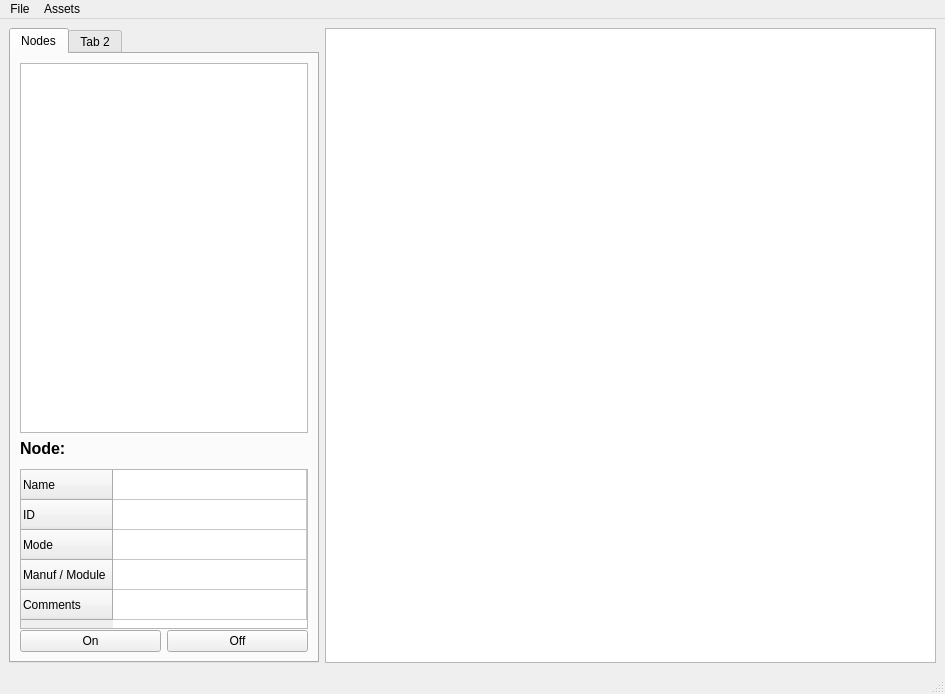
Before: the Qt Designer form mainwindow.ui in penguintutor/pyvlcb, drawn with Qt 5.
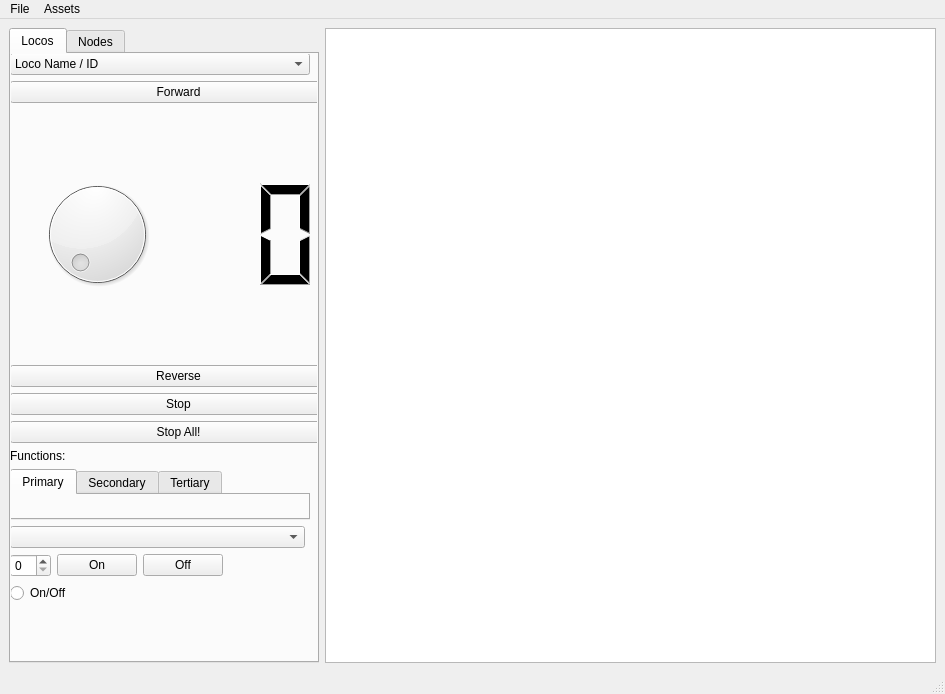
After: the same form once the commit is applied.

Diff of the .ui file:
```diff
--- a/mainwindow.ui
+++ b/mainwindow.ui
@@ -40,6 +40,256 @@
         <property name="currentIndex">
          <number>0</number>
         </property>
+        <widget class="QWidget" name="locoTab">
+         <attribute name="title">
+          <string>Locos</string>
+         </attribute>
+         <widget class="QWidget" name="verticalLayoutWidget">
+          <property name="geometry">
+           <rect>
+            <x>-1</x>
+            <y>-1</y>
+            <width>337</width>
+            <height>601</height>
+           </rect>
+          </property>
+          <layout class="QVBoxLayout" name="verticalLayout_2">
+           <item>
+            <widget class="QComboBox" name="locoComboBox">
+             <property name="sizePolicy">
+              <sizepolicy hsizetype="Fixed" vsizetype="Fixed">
+               <horstretch>0</horstretch>
+               <verstretch>0</verstretch>
+              </sizepolicy>
+             </property>
+             <property name="minimumSize">
+              <size>
+               <width>300</width>
+               <height>0</height>
+              </size>
+             </property>
+             <property name="maximumSize">
+              <size>
+               <width>290</width>
+               <height>16777215</height>
+              </size>
+             </property>
+             <item>
+              <property name="text">
+               <string>Loco Name / ID</string>
+              </property>
+             </item>
+            </widget>
+           </item>
+           <item>
+            <widget class="QPushButton" name="locoForwardButton">
+             <property name="text">
+              <string>Forward</string>
+             </property>
+            </widget>
+           </item>
+           <item>
+            <layout class="QHBoxLayout" name="horizontalLayout_2">
+             <item>
+              <widget class="QDial" name="locoDial">
+               <property name="minimumSize">
+                <size>
+                 <width>0</width>
+                 <height>250</height>
+                </size>
+               </property>
+               <property name="maximumSize">
+                <size>
+                 <width>120</width>
+                 <height>16777215</height>
+                </size>
+               </property>
+              </widget>
+             </item>
+             <item>
+              <widget class="QLCDNumber" name="locoSpeedLcd">
+               <property name="maximumSize">
+                <size>
+                 <width>130</width>
+                 <height>16777215</height>
+                </size>
+               </property>
+               <property name="lineWidth">
+                <number>0</number>
+               </property>
+               <property name="digitCount">
+                <number>2</number>
+               </property>
+              </widget>
+             </item>
+            </layout>
+           </item>
+           <item>
+            <widget class="QPushButton" name="locoReverseButton">
+             <property name="text">
+              <string>Reverse</string>
+             </property>
+            </widget>
+           </item>
+           <item>
+            <widget class="QPushButton" name="locoStopButton">
+             <property name="text">
+              <string>Stop</string>
+             </property>
+            </widget>
+           </item>
+           <item>
+            <widget class="QPushButton" name="locoStopAllButton">
+             <property name="text">
+              <string>Stop All!</string>
+             </property>
+            </widget>
+           </item>
+           <item>
+            <widget class="QLabel" name="label">
+             <property name="text">
+              <string>Functions:</string>
+             </property>
+            </widget>
+           </item>
+           <item>
+            <widget class="QTabWidget" name="locoFuncTab">
+             <property name="maximumSize">
+              <size>
+               <width>300</width>
+               <height>16777215</height>
+              </size>
+             </property>
+             <property name="currentIndex">
+              <number>0</number>
+             </property>
+             <widget class="QWidget" name="tab0">
+              <attribute name="title">
+               <string>Primary</string>
+              </attribute>
+             </widget>
+             <widget class="QWidget" name="tab1">
+              <attribute name="title">
+               <string>Secondary</string>
+              </attribute>
+             </widget>
+             <widget class="QWidget" name="tab2">
+              <attribute name="title">
+               <string>Tertiary</string>
+              </attribute>
+             </widget>
+            </widget>
+           </item>
+           <item>
+            <widget class="QComboBox" name="locoFuncCombo">
+             <property name="maximumSize">
+              <size>
+               <width>295</width>
+               <height>16777215</height>
+              </size>
+             </property>
+            </widget>
+           </item>
+           <item>
+            <layout class="QHBoxLayout" name="horizontalLayout_3">
+             <item>
+              <widget class="QSpinBox" name="locoFuncSpinBox">
+               <property name="minimumSize">
+                <size>
+                 <width>40</width>
+                 <height>0</height>
+                </size>
+               </property>
+               <property name="maximumSize">
+                <size>
+                 <width>70</width>
+                 <height>16777215</height>
+                </size>
+               </property>
+              </widget>
+             </item>
+             <item>
+              <widget class="QPushButton" name="locoFuncOnButton">
+               <property name="sizePolicy">
+                <sizepolicy hsizetype="Fixed" vsizetype="Fixed">
+                 <horstretch>0</horstretch>
+                 <verstretch>0</verstretch>
+                </sizepolicy>
+               </property>
+               <property name="minimumSize">
+                <size>
+                 <width>50</width>
+                 <height>0</height>
+                </size>
+               </property>
+               <property name="text">
+                <string>On</string>
+               </property>
+              </widget>
+             </item>
+             <item>
+              <widget class="QPushButton" name="locoFuncOffButton">
+               <property name="sizePolicy">
+                <sizepolicy hsizetype="Fixed" vsizetype="Fixed">
+                 <horstretch>0</horstretch>
+                 <verstretch>0</verstretch>
+                </sizepolicy>
+               </property>
+               <property name="minimumSize">
+                <size>
+                 <width>50</width>
+                 <height>0</height>
+                </size>
+               </property>
+               <property name="text">
+                <string>Off</string>
+               </property>
+              </widget>
+             </item>
+             <item>
+              <spacer name="horizontalSpacer">
+               <property name="orientation">
+                <enum>Qt::Horizontal</enum>
+               </property>
+               <property name="sizeHint" stdset="0">
+                <size>
+                 <width>40</width>
+                 <height>20</height>
+                </size>
+               </property>
+              </spacer>
+             </item>
+            </layout>
+           </item>
+           <item>
+            <widget class="QRadioButton" name="locoFuncStatus">
+             <property name="maximumSize">
+              <size>
+               <width>130</width>
+               <height>30</height>
+              </size>
+             </property>
+             <property name="text">
+              <string>On/Off</string>
+             </property>
+            </widget>
+           </item>
+           <item>
+            <spacer name="verticalSpacer">
+             <property name="orientation">
+              <enum>Qt::Vertical</enum>
+             </property>
+             <property name="sizeHint" stdset="0">
+              <size>
+               <width>20</width>
+               <height>40</height>
+              </size>
+             </property>
+            </spacer>
+           </item>
+          </layout>
+         </widget>
+        </widget>
         <widget class="QWidget" name="nodeTab">
          <attribute name="title">
           <string>Nodes</string>
@@ -151,7 +401,7 @@
             </column>
             <item row="0" column="0">
              <property name="text">
-              <string> </string>
+              <string/>
              </property>
              <property name="flags">
               <set>ItemIsDragEnabled|ItemIsDropEnabled|ItemIsUserCheckable|ItemIsEnabled</set>
@@ -159,22 +409,22 @@
             </item>
             <item row="1" column="0">
              <property name="text">
-              <string> </string>
+              <string/>
              </property>
             </item>
             <item row="2" column="0">
              <property name="text">
-              <string> </string>
+              <string/>
              </property>
             </item>
             <item row="3" column="0">
              <property name="text">
-              <string> </string>
+              <string/>
              </property>
             </item>
             <item row="4" column="0">
              <property name="text">
-              <string> </string>
+              <string/>
              </property>
             </item>
            </widget>
@@ -199,11 +449,6 @@
           </item>
          </layout>
         </widget>
-        <widget class="QWidget" name="tab_2">
-         <attribute name="title">
-          <string>Tab 2</string>
-         </attribute>
-        </widget>
        </widget>
       </item>
       <item>
```
